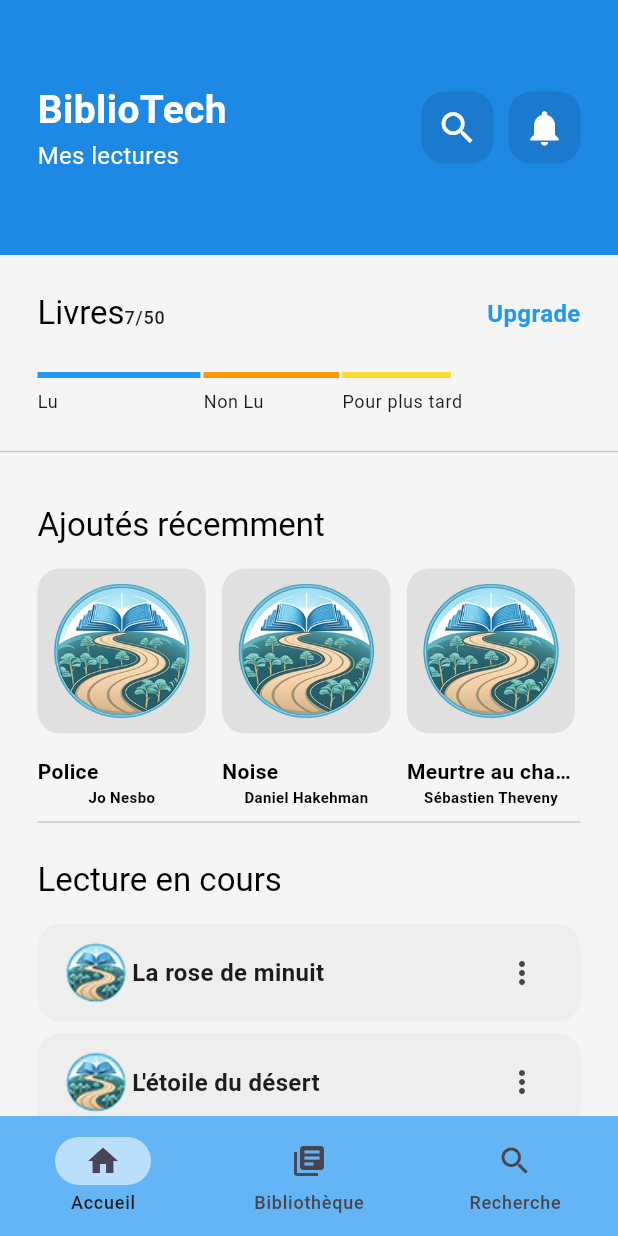
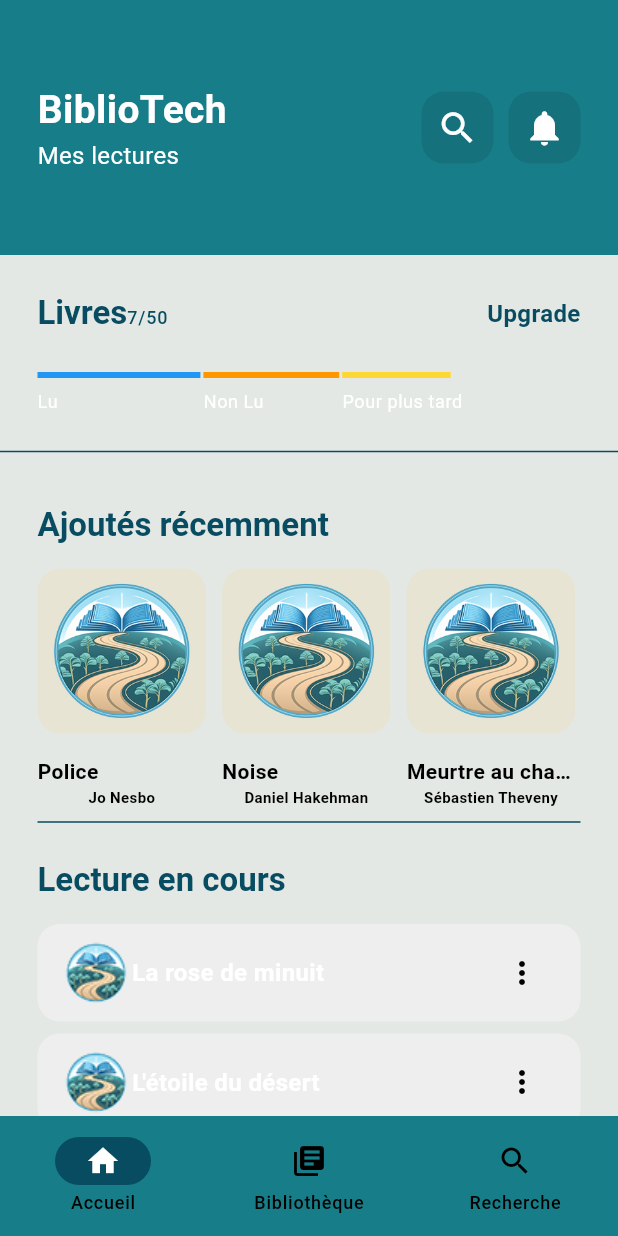
Before and after one commit to nrouelle/bibliotech_ui, a Flutter app: the screen it shows after launch, on a phone screen of 412 x 824 dp. Run offline on Flutter 3.47's test engine with Material 3 defaults, Android fonts, the phone set to English and light mode, and no system bars; our stand-ins replace flutter_slidable; generated files the repository leaves out were written again.

Commit message:
wip: adjust colors

```diff
--- a/lib/src/app.dart
+++ b/lib/src/app.dart
@@ -61,18 +61,7 @@ class BiblioApp extends StatelessWidget {
             // Define a light and dark color theme. Then, read the user's
             // preferred ThemeMode (light, dark, or system default) from the
             // SettingsController to display the correct theme.
-            theme: ThemeData(
-                primarySwatch: Colors.blue,
-                scaffoldBackgroundColor: Colors.grey.shade100,
-                textTheme:
-                    const TextTheme(titleLarge: TextStyle(color: Colors.black)),
-                elevatedButtonTheme: ElevatedButtonThemeData(
-                  style: ElevatedButton.styleFrom(
-                      backgroundColor: Colors.blue,
-                      foregroundColor: Colors.white),
-                ),
-                navigationBarTheme:
-                    NavigationBarThemeData(backgroundColor: Colors.blue[300])),
+            theme: lightThemeData(context),
             darkTheme: ThemeData.dark(),
             themeMode: settingsController.themeMode,
 
@@ -104,12 +93,24 @@ class BiblioApp extends StatelessWidget {
 
 // light Theme
 ThemeData lightThemeData(BuildContext context) {
+  const ColorScheme lightColorScheme = ColorScheme(
+      brightness: Brightness.light,
+      primary: Color.fromARGB(255, 23, 126, 137),
+      onPrimary: Colors.white,
+      secondary: Color.fromARGB(255, 8, 76, 97),
+      onSecondary: Colors.white,
+      error: Color.fromARGB(255, 219, 58, 52),
+      onError: Colors.black,
+      background: Color.fromARGB(230, 225, 230, 225),
+      onBackground: Color.fromARGB(255, 8, 76, 97),
+      surface: Color.fromARGB(30, 255, 200, 87),
+      onSurface: Colors.black);
   return ThemeData.light().copyWith(
-      primaryColor: Colors.blue,
-      colorScheme: ColorScheme.fromSwatch(),
+      colorScheme: lightColorScheme,
       textTheme: const TextTheme(
-          titleLarge:
-              TextStyle(fontWeight: FontWeight.bold, color: Colors.black)));
+          titleLarge: TextStyle(
+              fontWeight: FontWeight.bold,
+              color: Color.fromARGB(255, 8, 76, 97))));
 }
 
 // // dark Theme
--- a/lib/src/home/home_view.dart
+++ b/lib/src/home/home_view.dart
@@ -23,16 +23,17 @@ class _HomeViewState extends State<HomeView> {
   @override
   Widget build(BuildContext context) {
     return Scaffold(
-      backgroundColor: Colors.grey[100],
+      backgroundColor: Theme.of(context).colorScheme.background,
       body: <Widget>[const HomeWidget(), const LibraryView()][selectedIndex],
       bottomNavigationBar: NavigationBar(
+          backgroundColor: Theme.of(context).colorScheme.primary,
           onDestinationSelected: (index) {
             setState(() {
               selectedIndex = index;
             });
           },
           selectedIndex: selectedIndex,
-          indicatorColor: Colors.blue[100],
+          indicatorColor: Theme.of(context).colorScheme.onBackground,
           destinations: const <Widget>[
             NavigationDestination(icon: Icon(Icons.home), label: 'Accueil'),
             NavigationDestination(
--- a/lib/src/home/widgets/home_widget.dart
+++ b/lib/src/home/widgets/home_widget.dart
@@ -11,11 +11,11 @@ class Header extends StatelessWidget {
       padding: const EdgeInsets.symmetric(vertical: 25, horizontal: 25),
       alignment: Alignment.center,
       height: 170,
-      decoration: BoxDecoration(color: Colors.blue.shade600),
+      decoration: BoxDecoration(color: Theme.of(context).colorScheme.primary),
       child: Row(
         mainAxisAlignment: MainAxisAlignment.spaceBetween,
         children: [
-          const Column(
+          Column(
             crossAxisAlignment: CrossAxisAlignment.start,
             mainAxisSize: MainAxisSize.min,
             children: [
@@ -24,7 +24,7 @@ class Header extends StatelessWidget {
                 style: TextStyle(
                   fontSize: 26,
                   fontWeight: FontWeight.bold,
-                  color: Colors.white,
+                  color: Theme.of(context).colorScheme.onPrimary,
                 ),
               ),
               Text(
@@ -32,7 +32,7 @@ class Header extends StatelessWidget {
                 style: TextStyle(
                   fontSize: 16,
                   fontWeight: FontWeight.normal,
-                  color: Colors.white,
+                  color: Theme.of(context).colorScheme.onPrimary,
                 ),
               )
             ],
@@ -109,11 +109,11 @@ class _HomeWidgetState extends State<HomeWidget> {
                       text: "7/50",
                       style: Theme.of(context).textTheme.labelMedium)
                 ])),
-            const Text("Upgrade",
+            Text("Upgrade",
                 style: TextStyle(
                     fontSize: 16,
                     fontWeight: FontWeight.bold,
-                    color: Colors.blue)),
+                    color: Theme.of(context).colorScheme.secondary)),
           ]),
         ),
         const SizedBox(
@@ -223,7 +223,7 @@ class _HomeWidgetState extends State<HomeWidget> {
             width: availableScreenWidth * .31,
             decoration: BoxDecoration(
               borderRadius: BorderRadius.circular(15),
-              color: Colors.grey.shade300,
+              color: Theme.of(context).colorScheme.surface,
             ),
             height: 110,
             child: Image.asset('assets/images/icone_livre_256.png')),
```
Also changed, not shown: lib/src/library/library_header.dart (+5 -6 lines).
